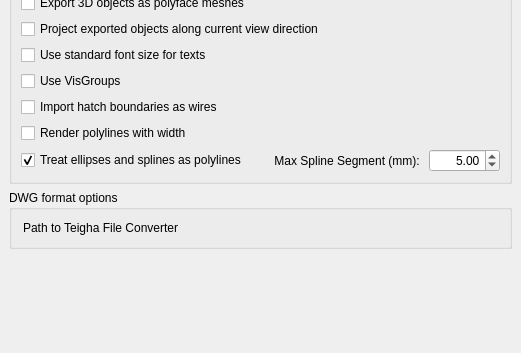
berndhahnebach/All_FreeCAD, file src/Mod/Draft/Resources/ui/userprefs-import1.ui: the form before one commit; both pictures show x 0 to 521 and y 175 to 528 of the 521 by 528 pixel window.
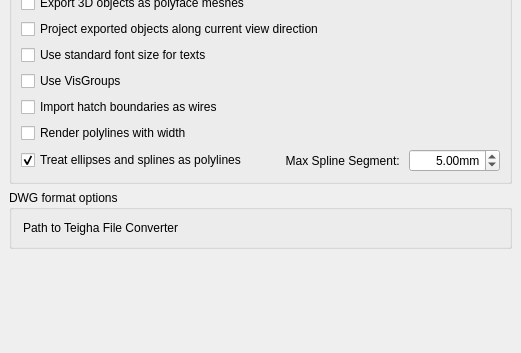
The form after the commit. Custom widgets are drawn as their Qt base class.

```diff
--- a/src/Mod/Draft/Resources/ui/userprefs-import1.ui
+++ b/src/Mod/Draft/Resources/ui/userprefs-import1.ui
@@ -383,7 +383,7 @@
         <item>
          <widget class="QLabel" name="label_7">
           <property name="text">
-           <string>Max Spline Segment (mm): </string>
+           <string>Max Spline Segment: </string>
           </property>
           <property name="alignment">
            <set>Qt::AlignRight|Qt::AlignTrailing|Qt::AlignVCenter</set>
@@ -398,6 +398,9 @@
           <property name="alignment">
            <set>Qt::AlignRight|Qt::AlignTrailing|Qt::AlignVCenter</set>
           </property>
+          <property name="suffix">
+           <string>mm</string>
+          </property>
           <property name="maximum">
            <double>9999.989999999999782</double>
           </property>
```
